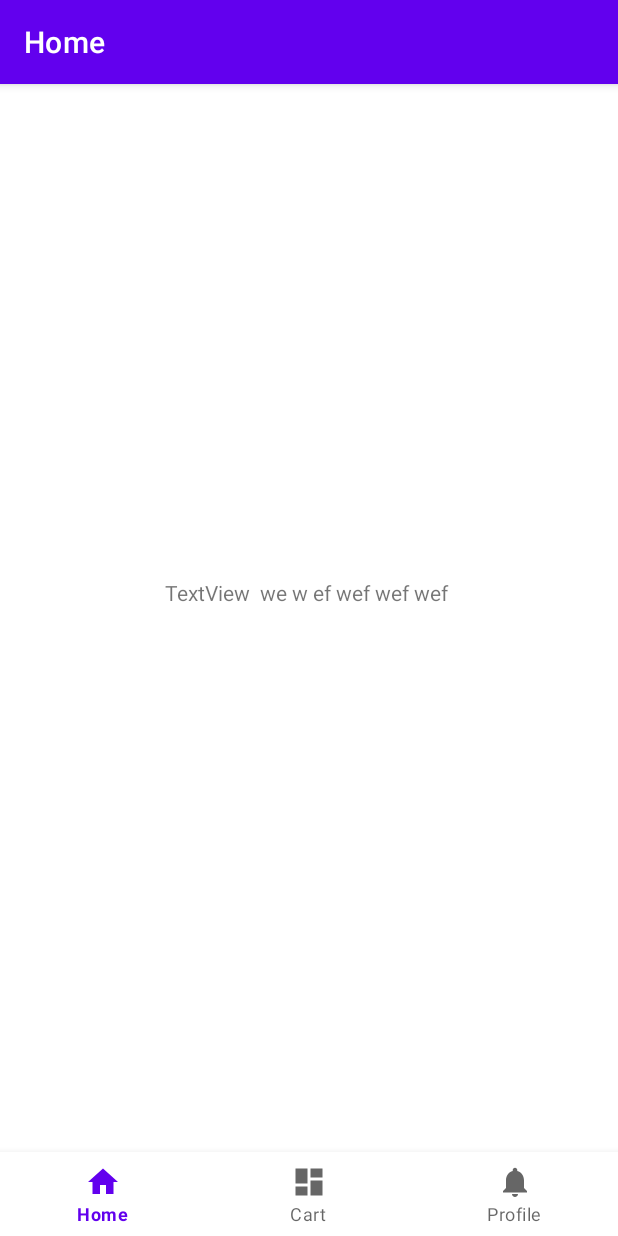
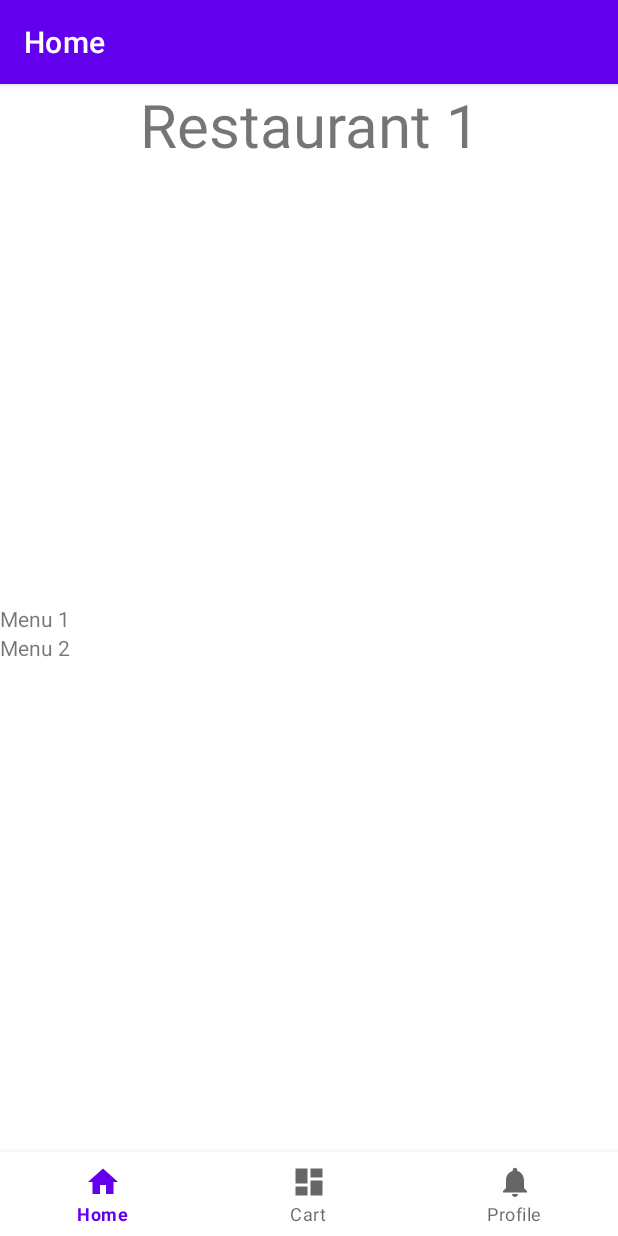
Before and after one commit to dgCunhaUA/Food-Delivery-Kotlin, an Android app: the screen it shows after launch (MainActivity), after a tap on "Restaurant 1", on a phone screen of 412 x 824 dp. Run offline under Robolectric (Android 15) with nearby library versions, the phone set to English and light mode, and no system bars; our stand-ins replace data binding, navigation-ui.

Commit message:
menu recycler view

```diff
--- /dev/null
+++ b/app/src/main/java/pt/ua/cm/fooddelivery/data/Menu.kt
@@ -0,0 +1,6 @@
+package pt.ua.cm.fooddelivery.data
+
+data class Menu(
+    val id: Long,
+    val nameResourceId: Int,
+)
--- a/app/src/main/java/pt/ua/cm/fooddelivery/data/Restaurant.kt
+++ b/app/src/main/java/pt/ua/cm/fooddelivery/data/Restaurant.kt
@@ -1,8 +1,27 @@
 package pt.ua.cm.fooddelivery.data
 
-data class Restaurant (
+data class Restaurant(
     val id: Long,
     val nameResourceId: Int,
-    //val name: String,
-    //val country: String,
-)
+    val menus: ArrayList<Menu>,
+) {
+    override fun equals(other: Any?): Boolean {
+        if (this === other) return true
+        if (javaClass != other?.javaClass) return false
+
+        other as Restaurant
+
+        if (id != other.id) return false
+        if (nameResourceId != other.nameResourceId) return false
+        if (menus != other.menus) return false
+
+        return true
+    }
+
+    override fun hashCode(): Int {
+        var result = id.hashCode()
+        result = 31 * result + nameResourceId
+        result = 31 * result + menus.hashCode()
+        return result
+    }
+}
--- a/app/src/main/java/pt/ua/cm/fooddelivery/data/RestaurantData.kt
+++ b/app/src/main/java/pt/ua/cm/fooddelivery/data/RestaurantData.kt
@@ -1,5 +1,6 @@
 package pt.ua.cm.fooddelivery.data
 
+import android.content.res.Resources
 import pt.ua.cm.fooddelivery.R
 
 object RestaurantData {
@@ -8,10 +9,12 @@ object RestaurantData {
             Restaurant(
                 id = 1,
                 nameResourceId = R.string.restaurant1,
+                menus = arrayListOf(Menu(1, R.string.menu1), Menu(2, R.string.menu2)),
             ),
             Restaurant(
                 id = 2,
                 nameResourceId = R.string.restaurant2,
+                menus = arrayListOf(Menu(1, R.string.menu1), Menu(2, R.string.menu2)),
             ),
         )
     }
--- a/app/src/main/java/pt/ua/cm/fooddelivery/pages/home/HomeFragment.kt
+++ b/app/src/main/java/pt/ua/cm/fooddelivery/pages/home/HomeFragment.kt
@@ -44,7 +44,6 @@ class HomeFragment : Fragment() {
         }
         binding.recyclerView.adapter = adapter
         adapter.submitList(restaurantViewModel.restaurantData)
-
     }
 }
 
--- /dev/null
+++ b/app/src/main/java/pt/ua/cm/fooddelivery/pages/home/details/MenusAdapter.kt
@@ -0,0 +1,64 @@
+package pt.ua.cm.fooddelivery.pages.home.details
+
+import android.content.Context
+import android.view.LayoutInflater
+import android.view.ViewGroup
+import androidx.recyclerview.widget.DiffUtil
+import androidx.recyclerview.widget.ListAdapter
+import androidx.recyclerview.widget.RecyclerView
+import pt.ua.cm.fooddelivery.data.Menu
+import pt.ua.cm.fooddelivery.databinding.MenuItemBinding
+
+class MenusAdapter :
+    ListAdapter<Menu, MenusAdapter.MenuViewHolder>(DiffCallback) {
+
+    private lateinit var context: Context
+
+    // Provide a reference to the views for each data item
+    // Complex data items may need more than one view per item, and
+    // you provide access to all the views for a data item in a view holder.
+    // Each data item is just an Affirmation object.
+    class MenuViewHolder(private var binding: MenuItemBinding) :
+        RecyclerView.ViewHolder(binding.root) {
+
+        fun bind(menu: Menu, context: Context) {
+            binding.menuTitle.text = context.getString(menu.nameResourceId)
+        }
+    }
+
+    /**
+     * Create new views (invoked by the layout manager)
+     */
+    override fun onCreateViewHolder(parent: ViewGroup, viewType: Int): MenuViewHolder {
+        context = parent.context
+        return MenuViewHolder(
+            MenuItemBinding.inflate(
+                LayoutInflater.from(parent.context), parent, false
+            )
+        )
+    }
+
+    /**
+     * Replace the contents of a view (invoked by the layout manager)
+     */
+    override fun onBindViewHolder(holder: MenuViewHolder, position: Int) {
+        val current = getItem(position)
+        /*holder.itemView.setOnClickListener {
+            onItemClicked(current)
+        }
+         */
+        holder.bind(current, context)
+    }
+
+    companion object {
+        private val DiffCallback = object : DiffUtil.ItemCallback<Menu>() {
+            override fun areItemsTheSame(oldItem: Menu, newItem: Menu): Boolean {
+                return (oldItem.nameResourceId == newItem.nameResourceId )
+            }
+
+            override fun areContentsTheSame(oldItem: Menu, newItem: Menu): Boolean {
+                return oldItem == newItem
+            }
+        }
+    }
+}
--- a/app/src/main/java/pt/ua/cm/fooddelivery/pages/home/RestaurantDetailsFragment.kt
+++ b/app/src/main/java/pt/ua/cm/fooddelivery/pages/home/details/RestaurantDetailsFragment.kt
@@ -1,14 +1,19 @@
-package pt.ua.cm.fooddelivery.pages.home
+package pt.ua.cm.fooddelivery.pages.home.details
 
 import android.os.Bundle
 import androidx.fragment.app.Fragment
 import android.view.LayoutInflater
 import android.view.View
 import android.view.ViewGroup
+import androidx.appcompat.view.menu.MenuAdapter
 import androidx.databinding.DataBindingUtil
 import androidx.fragment.app.activityViewModels
+import androidx.recyclerview.widget.RecyclerView
 import pt.ua.cm.fooddelivery.R
+import pt.ua.cm.fooddelivery.data.Menu
+import pt.ua.cm.fooddelivery.data.Restaurant
 import pt.ua.cm.fooddelivery.databinding.FragmentRestaurantDetailsBinding
+import pt.ua.cm.fooddelivery.pages.home.RestaurantAdapter
 import pt.ua.cm.fooddelivery.pages.home.RestaurantViewModel
 
 class RestaurantDetailsFragment : Fragment() {
@@ -33,6 +38,13 @@ class RestaurantDetailsFragment : Fragment() {
         // Specify the fragment view as the lifecycle owner of the binding.
         // This is used so that the binding can observe LiveData updates
         binding.lifecycleOwner = viewLifecycleOwner
+
+        val currentRestaurant: Restaurant = restaurantViewModel.currentRestaurant.value as Restaurant
+
+        // Initialize the adapter and set it to the RecyclerView.
+        val adapter = MenusAdapter()
+        binding.menusRecycler.adapter = adapter
+        adapter.submitList(currentRestaurant.menus)
+
     }
-
 }
--- a/app/src/main/res/layout/fragment_home.xml
+++ b/app/src/main/res/layout/fragment_home.xml
@@ -28,7 +28,7 @@
             android:layout_height="match_parent"
             android:layout_weight="1"
             android:id="@+id/detail_container"
-            android:name="pt.ua.cm.fooddelivery.pages.home.RestaurantDetailsFragment"
+            android:name="pt.ua.cm.fooddelivery.pages.home.details.RestaurantDetailsFragment"
             tools:layout="@layout/fragment_restaurant_details" />
 
 
--- a/app/src/main/res/layout/fragment_restaurant_details.xml
+++ b/app/src/main/res/layout/fragment_restaurant_details.xml
@@ -15,13 +15,36 @@
 
         <TextView
             android:id="@+id/textView"
-            android:layout_width="wrap_content"
+            android:layout_width="match_parent"
             android:layout_height="wrap_content"
-            android:text="TextView  we w ef wef wef wef "
+            android:text="@{restaurantViewModel.currentRestaurant.nameResourceId}"
+            app:layout_constraintEnd_toEndOf="parent"
+            app:layout_constraintStart_toStartOf="parent"
+            app:layout_constraintTop_toTopOf="parent"
+            android:textSize="40sp"
+            android:textAlignment="center"/>
+
+        <FrameLayout
+            android:id="@+id/menus_layout"
+            android:layout_width="match_parent"
+            android:layout_height="wrap_content"
+            android:gravity="center_vertical"
             app:layout_constraintBottom_toBottomOf="parent"
             app:layout_constraintEnd_toEndOf="parent"
             app:layout_constraintStart_toStartOf="parent"
-            app:layout_constraintTop_toTopOf="parent" />
+            app:layout_constraintTop_toBottomOf="@+id/textView"
+            tools:context=".MainActivity">
+
+            <androidx.recyclerview.widget.RecyclerView
+                android:id="@+id/menus_recycler"
+                android:layout_width="match_parent"
+                android:layout_height="match_parent"
+                app:layoutManager="LinearLayoutManager"
+                android:scrollbars="vertical"
+                />
+
+        </FrameLayout>
+
 
     </androidx.constraintlayout.widget.ConstraintLayout>
 
--- /dev/null
+++ b/app/src/main/res/layout/menu_item.xml
@@ -0,0 +1,11 @@
+<?xml version="1.0" encoding="utf-8"?>
+<layout xmlns:android="http://schemas.android.com/apk/res/android"
+    xmlns:app="http://schemas.android.com/apk/res-auto"
+    xmlns:tools="http://schemas.android.com/tools">
+
+    <TextView
+        android:id="@+id/menu_title"
+        android:layout_width="match_parent"
+        android:layout_height="wrap_content" />
+
+</layout>
--- a/app/src/main/res/values/strings.xml
+++ b/app/src/main/res/values/strings.xml
@@ -9,4 +9,7 @@
     <string name="restaurant1">Restaurant 1</string>
     <string name="restaurant2">Restaurant 2</string>
 
+    <string name="menu1">Menu 1</string>
+    <string name="menu2">Menu 2</string>
+
 </resources>
```
